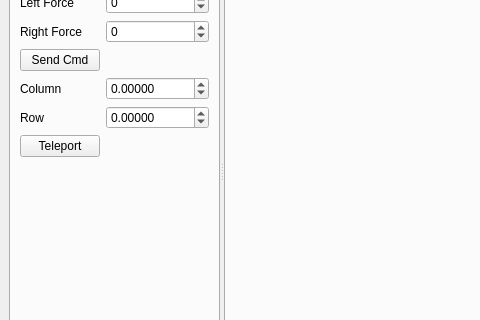
WPISmartmouse/Smartmouse_2018, file sim/simulator/lib/mainwindow.ui: the form before one commit; both pictures show x 0 to 480 and y 128 to 448 of the 769 by 600 pixel window.
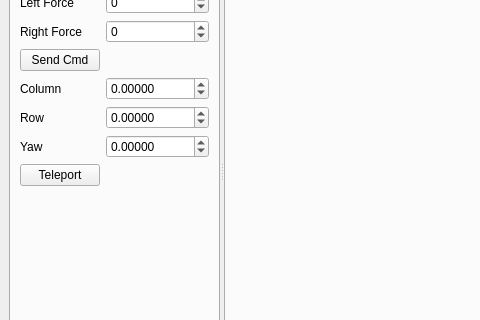
The form after the commit.

Patch:
```diff
--- a/sim/simulator/lib/mainwindow.ui
+++ b/sim/simulator/lib/mainwindow.ui
@@ -238,13 +238,36 @@
            </property>
           </widget>
          </item>
-         <item row="8" column="0">
+         <item row="9" column="0">
           <widget class="QPushButton" name="teleport_button">
            <property name="text">
             <string>Teleport</string>
            </property>
           </widget>
          </item>
+         <item row="8" column="0">
+          <widget class="QLabel" name="teleport_yaw_label">
+           <property name="text">
+            <string>Yaw</string>
+           </property>
+          </widget>
+         </item>
+         <item row="8" column="1">
+          <widget class="QDoubleSpinBox" name="teleport_yaw_spinbox">
+           <property name="decimals">
+            <number>5</number>
+           </property>
+           <property name="minimum">
+            <double>-3.141590000000000</double>
+           </property>
+           <property name="maximum">
+            <double>3.141590000000000</double>
+           </property>
+           <property name="singleStep">
+            <double>0.100000000000000</double>
+           </property>
+          </widget>
+         </item>
         </layout>
        </widget>
       </widget>
```
